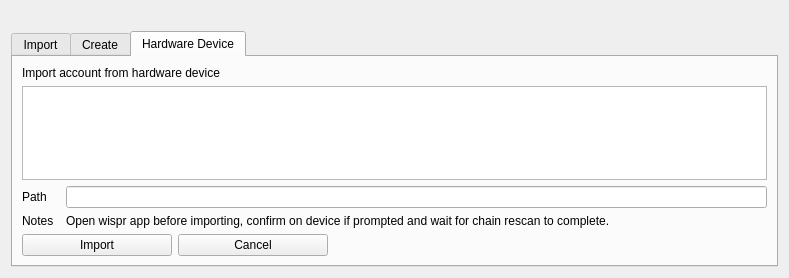
Qt form src/qt/forms/mnemonicdialog.ui (THETCR/core) before a commit.
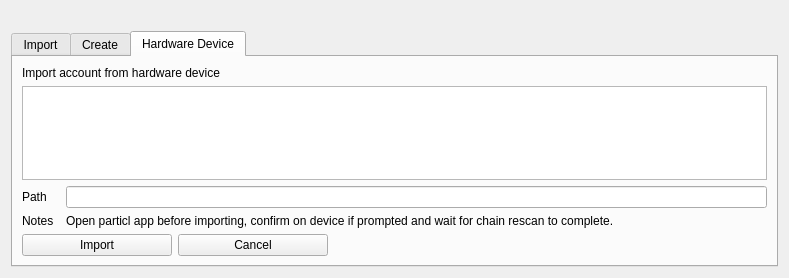
The same form after that commit. The open tabs and pages were chosen to show the change.

```diff
--- a/src/qt/forms/mnemonicdialog.ui
+++ b/src/qt/forms/mnemonicdialog.ui
@@ -411,7 +411,7 @@
          <item row="1" column="1">
           <widget class="QLabel" name="label_6">
            <property name="text">
-            <string>Open wispr app before importing, confirm on device if prompted and wait for chain rescan to complete.</string>
+            <string>Open particl app before importing, confirm on device if prompted and wait for chain rescan to complete.</string>
            </property>
           </widget>
          </item>
```
Left out of the diff: 2 changed lines with no effect on the pictures.
